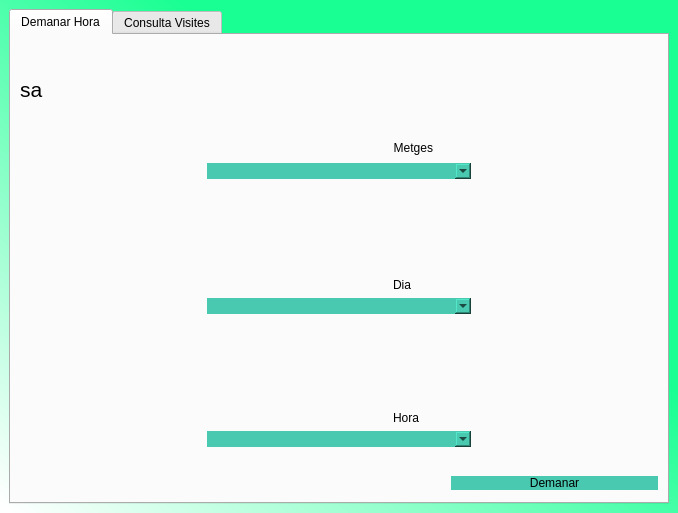
Qt form Vistes/Pacient.ui (Jordiva/MongoDB) before a commit.
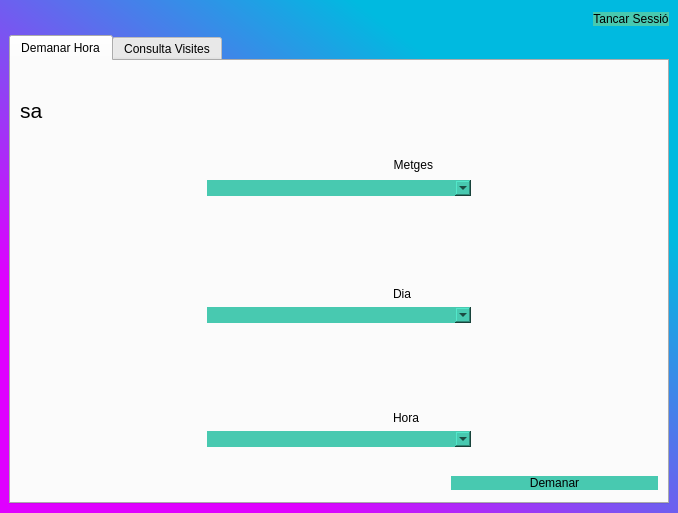
The same form after that commit.

What changed in the file:
```diff
--- a/Vistes/Pacient.ui
+++ b/Vistes/Pacient.ui
@@ -14,13 +14,39 @@
    <string>Pacient</string>
   </property>
   <property name="styleSheet">
-   <string notr="true">QWidget#centralwidget{
-background-color: qlineargradient(spread:pad, x1:0.637, y1:0.392364, x2:0.01, y2:0.994, stop:0 rgba(26, 255, 147, 255), stop:1 rgba(255, 255, 255, 255));
+   <string notr="true">
+QWidget#centralwidget{
+background-color:qlineargradient(spread:pad, x1:0, y1:1, x2:1, y2:0, stop:0.228856 rgba(223, 0, 255, 255), stop:0.761194 rgba(0, 186, 224, 255));
 }</string>
   </property>
   <widget class="QWidget" name="centralwidget">
    <layout class="QGridLayout" name="gridLayout">
-    <item row="1" column="0">
+    <item row="0" column="1">
+     <widget class="QPushButton" name="tenca">
+      <property name="styleSheet">
+       <string notr="true">border-radius:10px;
+font: 14pt &quot;MS Shell Dlg 2&quot;;
+background-color: rgb(72, 201, 176);</string>
+      </property>
+      <property name="text">
+       <string>Tancar Sessió</string>
+      </property>
+     </widget>
+    </item>
+    <item row="0" column="0">
+     <spacer name="horizontalSpacer_4">
+      <property name="orientation">
+       <enum>Qt::Horizontal</enum>
+      </property>
+      <property name="sizeHint" stdset="0">
+       <size>
+        <width>40</width>
+        <height>20</height>
+       </size>
+      </property>
+     </spacer>
+    </item>
+    <item row="1" column="0" colspan="2">
      <widget class="QTabWidget" name="tabWidget">
       <property name="currentIndex">
        <number>0</number>
```
